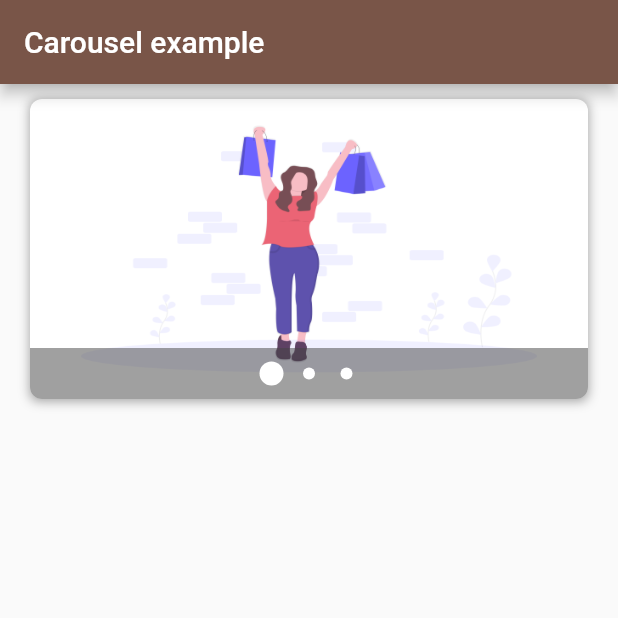
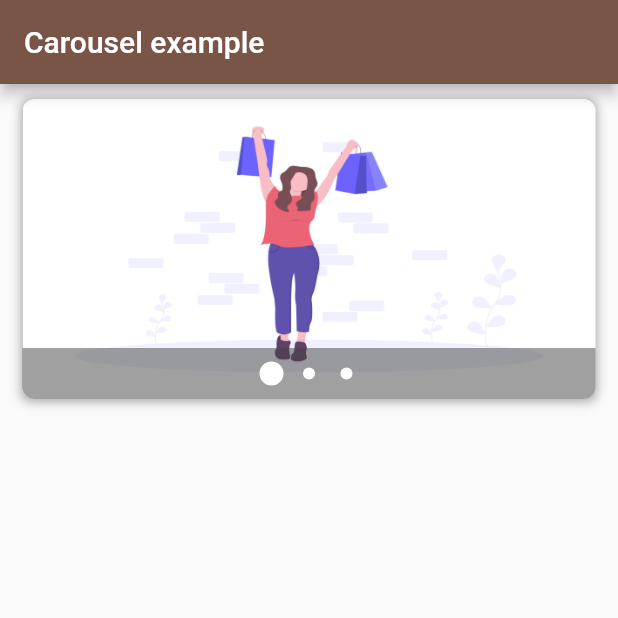
Before and after one commit to tonujewel/carousel-flutter, a Flutter app: the screen it shows after launch, on a phone screen of 412 x 824 dp, the top half of it. Run offline on Flutter 3.47's test engine with Material 2 defaults, Android fonts, the phone set to English and light mode, and no system bars; drawn by our look-alikes of carousel_pro.

Commit message:
padding added

```diff
--- a/lib/components/CarouselSlider.dart
+++ b/lib/components/CarouselSlider.dart
@@ -9,7 +9,9 @@ class CarouselSlider extends StatefulWidget {
 class _CarouselSliderState extends State<CarouselSlider> {
   @override
   Widget build(BuildContext context) {
-    return Container(
+    return Padding(
+      padding: EdgeInsets.only(left: 15, right: 15, top: 10),
+      child: Container(
         decoration: BoxDecoration(
           borderRadius: new BorderRadius.all(Radius.circular(5)),
           boxShadow: [
@@ -32,6 +34,7 @@ class _CarouselSliderState extends State<CarouselSlider> {
           indicatorBgPadding: 9.0,
           borderRadius: true,
         ),
+      ),
     );
   }
 }
--- a/lib/main.dart
+++ b/lib/main.dart
@@ -36,10 +36,7 @@ class _MyHomePageState extends State<MyHomePage> {
       ),
       body: ListView(
         children: <Widget>[
-          Padding(
-              padding: EdgeInsets.only(left: 20, right: 20, top: 10),
-              child: CarouselSlider()
-          )
+          CarouselSlider()
         ],
       ),
     );
```
Lines whose indentation alone changed are shown as unchanged.
